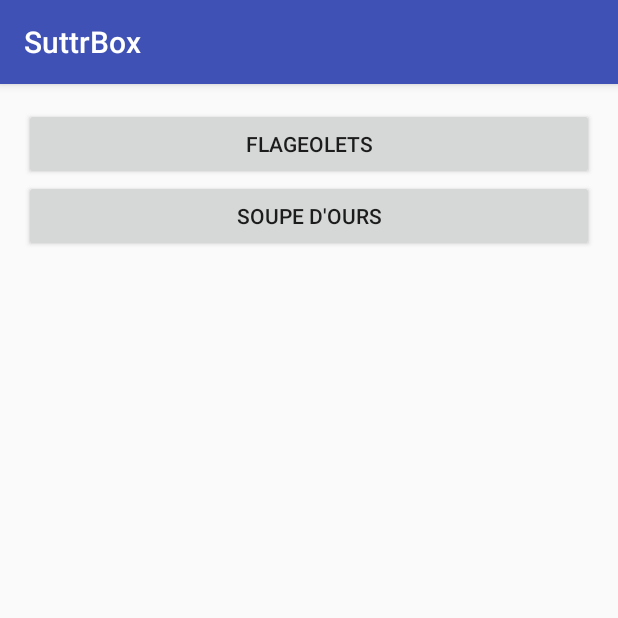
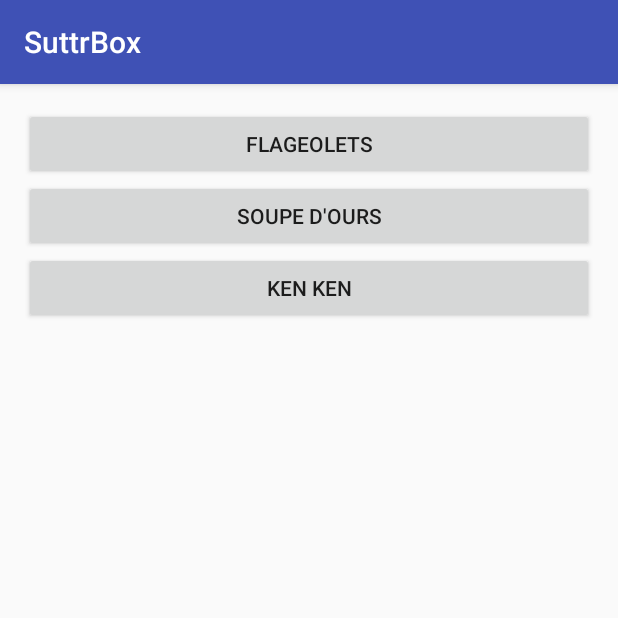
Before and after one commit to megaturbo/SuttrBox, an Android app: the screen it shows after launch (MainActivity), on a phone screen of 412 x 824 dp, the top half of it. Run offline under Robolectric (Android 15) with nearby library versions, the phone set to English and light mode, and no system bars.

Commit message:
New steuf tmtc

```diff
--- a/app/src/main/java/ch/foufouillons/suttrbox/MainActivity.java
+++ b/app/src/main/java/ch/foufouillons/suttrbox/MainActivity.java
@@ -36,6 +36,7 @@ public class MainActivity extends AppCompatActivity {
         //TODO smarter
         list.add(new Giggle("Flageolets", "flageolets"));
         list.add(new Giggle("Soupe d'ours", "bearsoup"));
+        list.add(new Giggle("Ken Ken", "kenken"));
 
         return list;
     }
```
Also changed, not shown: 1 other file.
